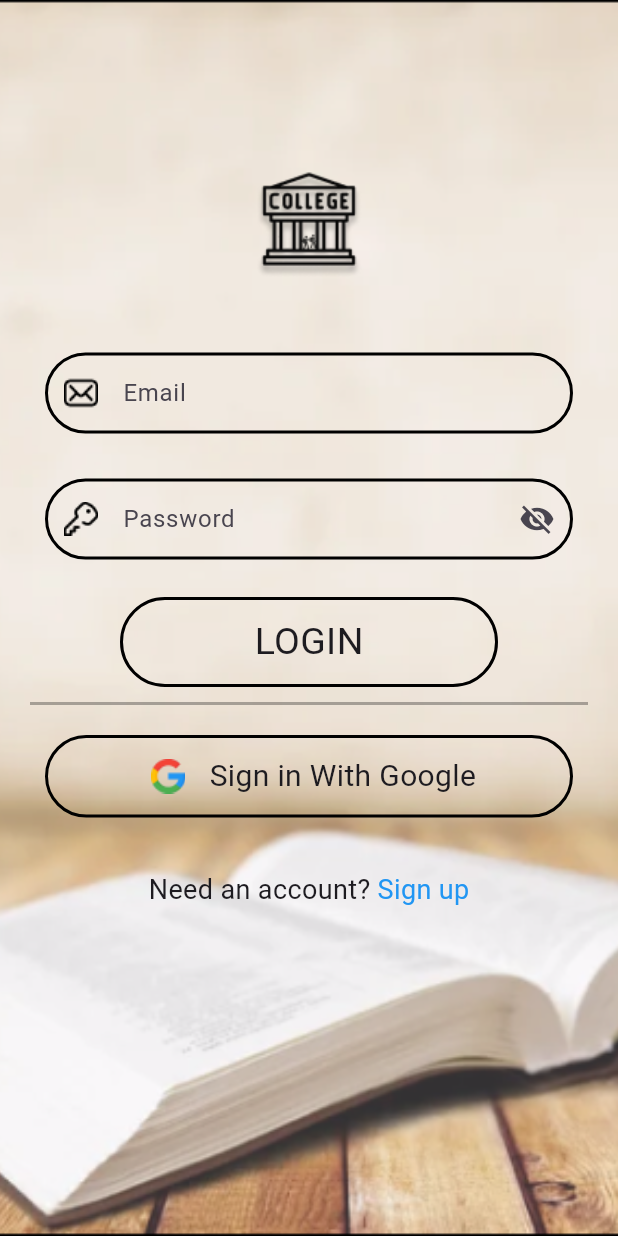
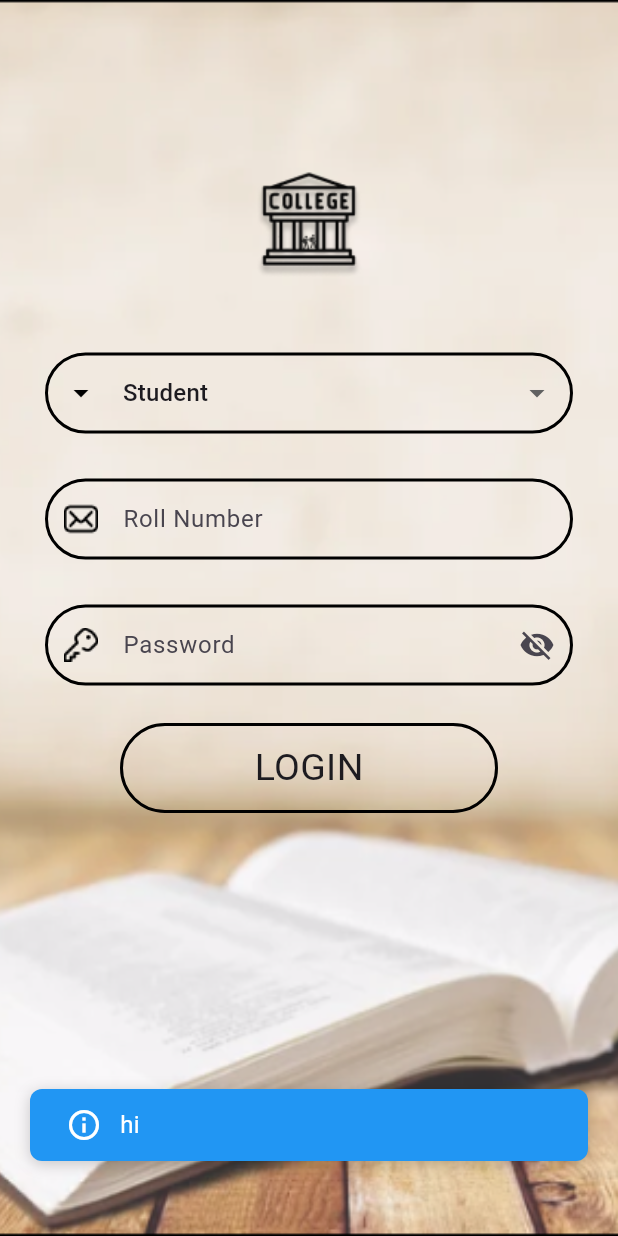
Before and after one commit to Munees007/Campus-Connect, a Flutter app: the screen it shows after launch, after a tap on "LOGIN", on a phone screen of 412 x 824 dp. Run offline on Flutter 3.47's test engine with Material 3 defaults, Android fonts, the phone set to English and light mode, and no system bars; our stand-ins replace cloud_firestore, firebase_core, firebase_database; accounts and stored records are empty.

Commit message:
some upgrade is happen

```diff
--- /dev/null
+++ b/lib/Backend/Add/manage_users.dart
@@ -0,0 +1,3 @@
+class ManageUsers {
+  void createUser() {}
+}
--- /dev/null
+++ b/lib/Components/drop_down.dart
@@ -0,0 +1,54 @@
+import 'package:flutter/material.dart';
+
+class CustomDropdown extends StatelessWidget {
+  final String? value;
+  final ValueChanged<String?> onChanged;
+  final List<String> options;
+  final String hintText;
+  final IconData icon;
+
+  const CustomDropdown({
+    super.key,
+    required this.value,
+    required this.onChanged,
+    required this.options,
+    this.hintText = "Select an option",
+    this.icon = Icons.arrow_drop_down, // Default icon
+  });
+
+  @override
+  Widget build(BuildContext context) {
+    return Container(
+      margin: const EdgeInsets.symmetric(horizontal: 30, vertical: 15),
+      child: DropdownButtonFormField(
+        value: value,
+        onChanged: onChanged,
+        decoration: InputDecoration(
+          prefixIcon: Icon(icon, color: Colors.black),
+          border: OutlineInputBorder(
+            borderSide: const BorderSide(color: Colors.black, width: 2),
+            borderRadius: BorderRadius.circular(50),
+          ),
+          contentPadding: const EdgeInsets.all(15),
+          focusedBorder: OutlineInputBorder(
+            gapPadding: 10,
+            borderSide: const BorderSide(color: Colors.black, width: 2),
+            borderRadius: BorderRadius.circular(50),
+          ),
+          enabledBorder: OutlineInputBorder(
+            gapPadding: 10,
+            borderSide: const BorderSide(color: Colors.black, width: 2),
+            borderRadius: BorderRadius.circular(50),
+          ),
+        ),
+        hint: Text(hintText),
+        items: options.map((option) {
+          return DropdownMenuItem(
+            value: option,
+            child: Text(option),
+          );
+        }).toList(),
+      ),
+    );
+  }
+}
--- a/lib/Components/email_component.dart
+++ b/lib/Components/email_component.dart
@@ -1,19 +1,35 @@
 import 'package:campus_connect/Backend/Add/text_db.dart';
+import 'package:campus_connect/Components/drop_down.dart';
+import 'package:campus_connect/Components/toast_message.dart';
 import 'package:flutter/material.dart';
 import 'input_component.dart';
 
-class EmailComponent extends StatelessWidget {
+class EmailComponent extends StatefulWidget {
   const EmailComponent({super.key});
 
   @override
+  State<EmailComponent> createState() => _EmailComponentState();
+}
+
+class _EmailComponentState extends State<EmailComponent> {
+  TextEditingController email = TextEditingController();
+  TextEditingController pass = TextEditingController();
+  String role = "Student";
+  @override
   Widget build(BuildContext context) {
-    TextEditingController email = TextEditingController();
-    TextEditingController pass = TextEditingController();
-
     return Column(
       children: [
+        CustomDropdown(
+            value: role,
+            onChanged: (value) {
+              setState(() {
+                role = value!;
+              });
+            },
+            options: const ["Student", "Staff"],
+            hintText: "Select Role"),
         InputComponent(
-          hint: "Email",
+          hint: role == "Student" ? "Roll Number" : "Staff ID",
           preficIconPath: "lib/Assets/Icons/Mail.png",
           isPassword: false,
           controller: email,
@@ -26,6 +42,8 @@ class EmailComponent extends StatelessWidget {
         ),
         GestureDetector(
           onTap: () {
+            ToastManager().showToast(
+                context: context, message: "hi", type: ToastType.info);
             Textdb().setName();
             print("Email = ${email.text}");
             print("Pass = ${pass.text}");
--- /dev/null
+++ b/lib/Components/toast_message.dart
@@ -0,0 +1,96 @@
+import 'package:flutter/material.dart';
+
+enum ToastType { success, error, warning, info }
+
+class ToastManager {
+  static final ToastManager _instance = ToastManager._internal();
+
+  factory ToastManager() {
+    return _instance;
+  }
+
+  ToastManager._internal();
+
+  OverlayEntry? _overlayEntry;
+
+  void showToast({
+    required BuildContext context,
+    required String message,
+    required ToastType type,
+    Duration duration = const Duration(seconds: 3),
+    ToastPosition position = ToastPosition.bottom,
+  }) {
+    Color backgroundColor;
+    IconData icon;
+
+    switch (type) {
+      case ToastType.success:
+        backgroundColor = Colors.green;
+        icon = Icons.check_circle_outline;
+        break;
+      case ToastType.error:
+        backgroundColor = Colors.red;
+        icon = Icons.error_outline;
+        break;
+      case ToastType.warning:
+        backgroundColor = Colors.orange;
+        icon = Icons.warning_amber_outlined;
+        break;
+      case ToastType.info:
+        backgroundColor = Colors.blue;
+        icon = Icons.info_outline;
+        break;
+    }
+
+    _overlayEntry = OverlayEntry(
+      builder: (context) => Positioned(
+        top: position == ToastPosition.top ? 50 : null,
+        bottom: position == ToastPosition.bottom ? 50 : null,
+        left: 20,
+        right: 20,
+        child: Material(
+          color: Colors.transparent,
+          child: AnimatedOpacity(
+            opacity: 1.0,
+            duration: const Duration(milliseconds: 300),
+            child: Container(
+              padding: const EdgeInsets.symmetric(horizontal: 24, vertical: 12),
+              decoration: BoxDecoration(
+                color: backgroundColor,
+                borderRadius: BorderRadius.circular(8),
+                boxShadow: [
+                  BoxShadow(
+                    color: Colors.black.withOpacity(0.2),
+                    blurRadius: 8,
+                    offset: const Offset(0, 2),
+                  ),
+                ],
+              ),
+              child: Row(
+                mainAxisSize: MainAxisSize.min,
+                children: [
+                  Icon(icon, color: Colors.white),
+                  const SizedBox(width: 12),
+                  Text(
+                    message,
+                    style: const TextStyle(color: Colors.white, fontSize: 16),
+                  ),
+                ],
+              ),
+            ),
+          ),
+        ),
+      ),
+    );
+
+    Overlay.of(context).insert(_overlayEntry!);
+
+    // Auto-dismiss the toast
+    Future.delayed(duration, () {
+      _overlayEntry?.remove();
+      _overlayEntry = null;
+    });
+  }
+}
+
+enum ToastPosition { top, bottom }
--- a/lib/Pages/login_page.dart
+++ b/lib/Pages/login_page.dart
@@ -28,64 +28,6 @@ class LoginPage extends StatelessWidget {
                     height: 140.0,
                   ),
                   const EmailComponent(),
-                  Opacity(
-                    opacity: 0.3,
-                    child: Container(
-                      margin: const EdgeInsets.symmetric(horizontal: 20),
-                      height: 2,
-                      color: Colors.black,
-                    ),
-                  ),
-                  GestureDetector(
-                    onTap: () {
-                      print("Google Sign-in Tapped");
-                    },
-                    child: Container(
-                      margin: const EdgeInsets.symmetric(
-                          horizontal: 30, vertical: 20),
-                      alignment: Alignment.center,
-                      width: double.infinity,
-                      constraints: const BoxConstraints(maxHeight: 55),
-                      decoration: BoxDecoration(
-                        border: Border.all(color: Colors.black, width: 2),
-                        borderRadius: BorderRadius.circular(30),
-                      ),
-                      child: Row(
-                        mainAxisAlignment: MainAxisAlignment.center,
-                        children: [
-                          Image.asset(
-                            'lib/Assets/Icons/Google.png',
-                            width: 35,
-                            height: 35,
-                          ),
-                          const SizedBox(width: 10),
-                          const Text(
-                            "Sign in With Google",
-                            style: TextStyle(fontSize: 20),
-                          ),
-                        ],
-                      ),
-                    ),
-                  ),
-                  const SizedBox(height: 15),
-                  Row(
-                    mainAxisAlignment: MainAxisAlignment.center,
-                    children: [
-                      const Text(
-                        "Need an account?",
-                        style: TextStyle(fontSize: 18),
-                      ),
-                      GestureDetector(
-                        onTap: () {
-                          print("Navigate to Sign Up");
-                        },
-                        child: const Text(
-                          " Sign up",
-                          style: TextStyle(fontSize: 18, color: Colors.blue),
-                        ),
-                      ),
-                    ],
-                  ),
                 ],
               ),
             ),
--- a/pubspec.yaml
+++ b/pubspec.yaml
@@ -11,6 +11,7 @@ dependencies:
     sdk: flutter
   firebase_core: ^3.8.1
   cloud_firestore: ^5.6.2
+  firebase_database: ^11.3.3
 
 dev_dependencies:
   flutter_test:
```
Also changed, not shown: lib/Backend/Get/get_user.dart (added, +41 -0 lines), lib/Types/user_type.dart (added, +21 -0 lines), pubspec.lock, 1 other file.
